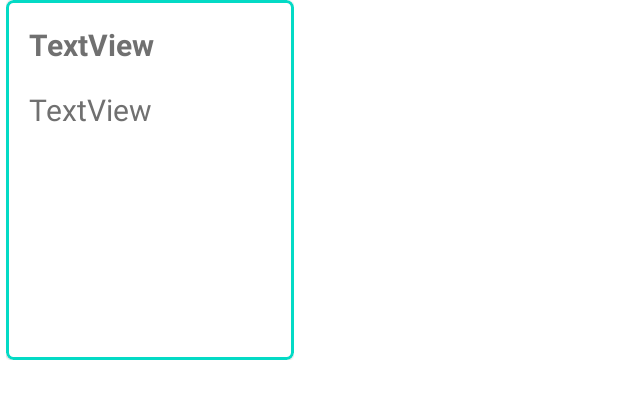
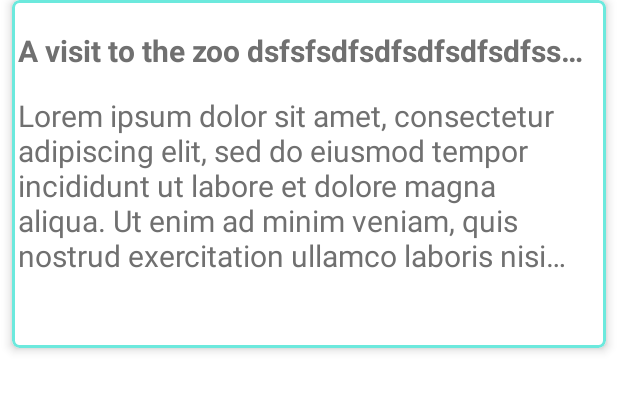
Before and after one commit to lokaimoma/TouchNotes, an Android app: the layout note_list_layout.xml on its own in the app's theme, with its tools: preview values and no code run, on a phone screen of 412 x 824 dp. Shown: the top 399 px of the screen. Run offline under Robolectric (Android 15) with nearby library versions, the phone set to English and light mode, and no system bars.

Commit message:
Setup notes viewModel✨

```diff
--- a/app/src/main/java/com/koc/touchnotes/model/Note.kt
+++ b/app/src/main/java/com/koc/touchnotes/model/Note.kt
@@ -8,8 +8,7 @@ Created by kelvin_clark on 12/5/2020
  */
 @Entity
 data class Note(
-    @PrimaryKey(autoGenerate = true)
-    val id :Int,
     var title : String,
-    var body : String
+    var body : String,
+    @PrimaryKey(autoGenerate = true) val id :Int = 0
 )
--- a/app/src/main/java/com/koc/touchnotes/model/NotesDao.kt
+++ b/app/src/main/java/com/koc/touchnotes/model/NotesDao.kt
@@ -17,7 +17,7 @@ interface NotesDao {
     fun removeNote(note: Note)
 
     @Query("SELECT * FROM Note")
-    fun getNotes() : Array<Note>
+    fun getNotes() : List<Note>
 
     @Query("SELECT * FROM Note WHERE id = :id")
     fun getNote(id: Int) : Note
--- a/app/src/main/res/layout/note_list_layout.xml
+++ b/app/src/main/res/layout/note_list_layout.xml
@@ -1,18 +1,24 @@
 <?xml version="1.0" encoding="utf-8"?>
-<FrameLayout xmlns:android="http://schemas.android.com/apk/res/android"
+<androidx.constraintlayout.widget.ConstraintLayout xmlns:android="http://schemas.android.com/apk/res/android"
     xmlns:app="http://schemas.android.com/apk/res-auto"
-    xmlns:tools="http://schemas.android.com/tools"
-    android:layout_width="200dp"
-    android:layout_height="250dp"
-    android:paddingLeft="4dp"
-    android:paddingRight="4dp"
-    android:paddingBottom="10dp">
+    android:layout_width="match_parent"
+    android:layout_height="240dp"
+    xmlns:tools="http://schemas.android.com/tools">
 
     <com.google.android.material.card.MaterialCardView
-        android:layout_width="match_parent"
-        android:layout_height="match_parent"
+        android:layout_width="0dp"
+        android:layout_height="0dp"
+        android:layout_marginStart="8dp"
+        android:layout_marginEnd="8dp"
+        android:layout_marginBottom="8dp"
         app:cardCornerRadius="5dp"
-        app:strokeColor="@color/teal_200"
+        app:cardElevation="4sp"
+        app:contentPadding="4dp"
+        app:layout_constraintBottom_toBottomOf="parent"
+        app:layout_constraintEnd_toEndOf="parent"
+        app:layout_constraintStart_toStartOf="parent"
+        app:layout_constraintTop_toTopOf="parent"
+        app:strokeColor="@color/cardStroke"
         app:strokeWidth="2dp">
 
         <androidx.constraintlayout.widget.ConstraintLayout
@@ -25,11 +31,13 @@
                 android:layout_width="wrap_content"
                 android:layout_height="wrap_content"
                 android:layout_marginTop="16dp"
-                android:text="TextView"
+                android:ellipsize="end"
+                android:maxLines="1"
                 app:layout_constraintEnd_toEndOf="parent"
-                app:layout_constraintHorizontal_bias="0.139"
+                app:layout_constraintHorizontal_bias="0.051"
                 app:layout_constraintStart_toStartOf="parent"
-                app:layout_constraintTop_toTopOf="parent" />
+                app:layout_constraintTop_toTopOf="parent"
+                tools:text="A visit to the zoo dsfsfsdfsdfsdfsdfsdfssdfsdfsdfsdf" />
 
             <TextView
                 android:id="@+id/textBody"
@@ -39,12 +47,15 @@
                 android:layout_marginTop="16dp"
                 android:layout_marginEnd="18dp"
                 android:layout_marginBottom="6dp"
-                android:text="TextView"
+                android:ellipsize="end"
+                android:maxLines="5"
                 app:layout_constraintBottom_toBottomOf="parent"
                 app:layout_constraintEnd_toEndOf="parent"
                 app:layout_constraintStart_toStartOf="@+id/textTitle"
-                app:layout_constraintTop_toBottomOf="@+id/textTitle" />
+                app:layout_constraintTop_toBottomOf="@+id/textTitle"
+                tools:text="Lorem ipsum dolor sit amet, consectetur adipiscing elit, sed do eiusmod tempor incididunt ut labore et dolore magna aliqua. Ut enim ad minim veniam, quis nostrud exercitation ullamco laboris nisi ut aliquip ex ea commodo consequat. Duis aute irure dolor in reprehenderit in voluptate velit esse cillum dolore eu fugiat nulla pariatur. Excepteur sint occaecat cupidatat non proident, sunt in culpa qui officia deserunt mollit anim id est laborum" />
+
         </androidx.constraintlayout.widget.ConstraintLayout>
     </com.google.android.material.card.MaterialCardView>
 
-</FrameLayout>
+</androidx.constraintlayout.widget.ConstraintLayout>
--- a/app/src/main/res/values/colors.xml
+++ b/app/src/main/res/values/colors.xml
@@ -8,4 +8,5 @@
     <color name="black">#FF000000</color>
     <color name="white">#FFFFFFFF</color>
     <color name="textColors">#707070</color>
+    <color name="cardStroke">#9403DAC5</color>
 </resources>
```
Also changed, not shown: app/src/main/java/com/koc/touchnotes/utils/NotesDifUtil.kt (added, +18 -0 lines), app/src/main/java/com/koc/touchnotes/view/NoteListFragment.kt (+23 -3 lines), app/src/main/java/com/koc/touchnotes/view/NotesRecyclerAdapter.kt (+12 -4 lines), app/src/main/java/com/koc/touchnotes/viewModel/NoteListViewModel.kt (added, +25 -0 lines), app/src/main/java/com/koc/touchnotes/viewModel/viewModel.kt (deleted, +0 -7 lines).
